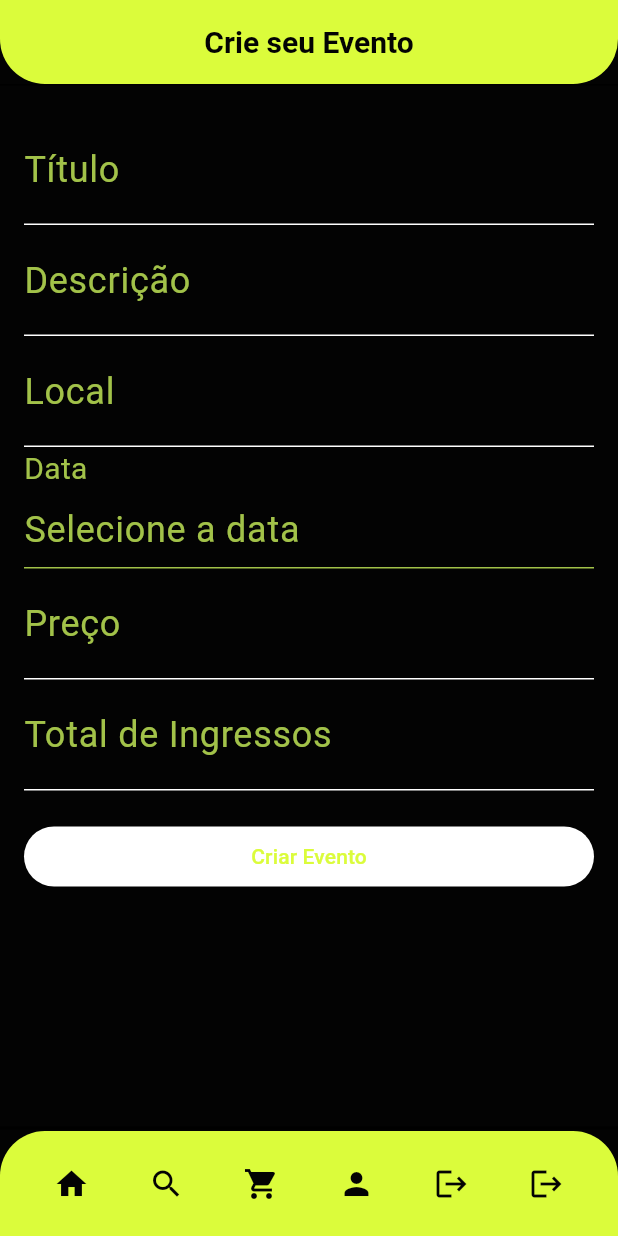
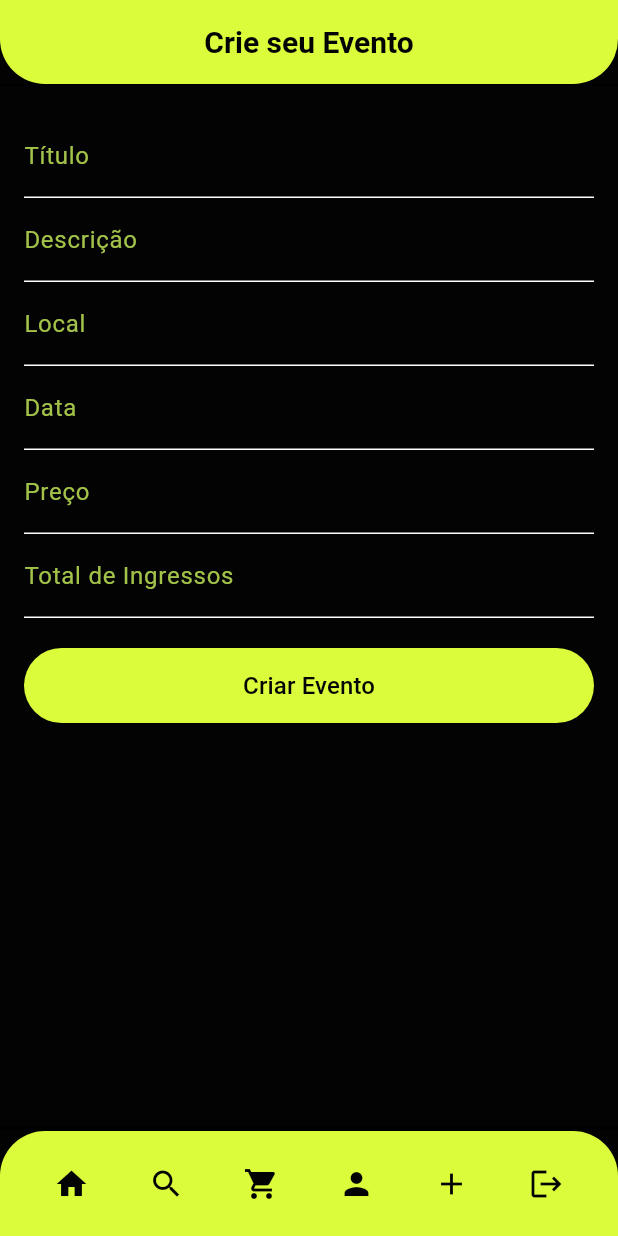
Before and after one commit to tiagojordao/Tickets4Devs, a Flutter app: the CreateEventPage screen opened by its route, on a phone screen of 412 x 824 dp. Run offline on Flutter 3.47's test engine with Material 3 defaults, Android fonts, the phone set to English and light mode, and no system bars; our stand-ins replace go_router.

Commit message:
tamanho letras

```diff
--- a/lib/screens/CreateEventPage.dart
+++ b/lib/screens/CreateEventPage.dart
@@ -111,11 +111,15 @@ class _CreateEventPageState extends State<CreateEventPage> {
               TextFormField(
                 controller: _titleController,
                 style: const TextStyle(
-                    color: Color.fromRGBO(162, 194, 73, 1)), // Cor do texto
-                decoration: InputDecoration(
+                  color: Color.fromRGBO(162, 194, 73, 1),
+                  fontSize: 16, // Tamanho da fonte do texto
+                ),
+                decoration: const InputDecoration(
                   labelText: 'Título',
-                  labelStyle: const TextStyle(
-                      color: Color.fromRGBO(162, 194, 73, 1)), // Cor do label
+                  labelStyle: TextStyle(
+                    color: Color.fromRGBO(162, 194, 73, 1),
+                    fontSize: 16, // Tamanho da fonte do label
+                  ),
                 ),
                 validator: (value) {
                   if (value == null || value.isEmpty) {
@@ -129,11 +133,15 @@ class _CreateEventPageState extends State<CreateEventPage> {
               TextFormField(
                 controller: _descriptionController,
                 style: const TextStyle(
-                    color: Color.fromRGBO(162, 194, 73, 1)), // Cor do texto
-                decoration: InputDecoration(
+                  color: Color.fromRGBO(162, 194, 73, 1),
+                  fontSize: 16,
+                ),
+                decoration: const InputDecoration(
                   labelText: 'Descrição',
-                  labelStyle: const TextStyle(
-                      color: Color.fromRGBO(162, 194, 73, 1)), // Cor do label
+                  labelStyle: TextStyle(
+                    color: Color.fromRGBO(162, 194, 73, 1),
+                    fontSize: 16,
+                  ),
                 ),
                 validator: (value) {
                   if (value == null || value.isEmpty) {
@@ -147,11 +155,15 @@ class _CreateEventPageState extends State<CreateEventPage> {
               TextFormField(
                 controller: _localController,
                 style: const TextStyle(
-                    color: Color.fromRGBO(162, 194, 73, 1)), // Cor do texto
-                decoration: InputDecoration(
+                  color: Color.fromRGBO(162, 194, 73, 1),
+                  fontSize: 16,
+                ),
+                decoration: const InputDecoration(
                   labelText: 'Local',
-                  labelStyle: const TextStyle(
-                      color: Color.fromRGBO(162, 194, 73, 1)), // Cor do label
+                  labelStyle: TextStyle(
+                    color: Color.fromRGBO(162, 194, 73, 1),
+                    fontSize: 16,
+                  ),
                 ),
                 validator: (value) {
                   if (value == null || value.isEmpty) {
@@ -165,35 +177,21 @@ class _CreateEventPageState extends State<CreateEventPage> {
               GestureDetector(
                 onTap: () => _pickDate(context),
                 child: AbsorbPointer(
-                  child: Column(
-                    crossAxisAlignment: CrossAxisAlignment.start,
-                    children: [
-                      // Label da Data
-                      Text(
-                        'Data',
+                  child: TextFormField(
                     style: const TextStyle(
-                            color: Color.fromRGBO(
-                                162, 194, 73, 1)), // Cor do label
+                      color: Color.fromRGBO(162, 194, 73, 1),
+                      fontSize: 16,
                     ),
-                      // Campo de entrada da data
-                      TextFormField(
-                        style: const TextStyle(
-                            color: Color.fromRGBO(
-                                162, 194, 73, 1)), // Cor do texto
                     decoration: InputDecoration(
+                      labelText: 'Data',
+                      labelStyle: const TextStyle(
+                        color: Color.fromRGBO(162, 194, 73, 1),
+                        fontSize: 16,
+                      ),
                       hintText: _selectedDate ?? 'Selecione a data',
                       hintStyle: const TextStyle(
-                              color: Color.fromRGBO(
-                                  162, 194, 73, 1)), // Cor do hint
-                          enabledBorder: UnderlineInputBorder(
-                            borderSide: BorderSide(
-                                color: Color.fromRGBO(162, 194, 73,
-                                    1)), // Cor da borda quando habilitado
-                          ),
-                          focusedBorder: UnderlineInputBorder(
-                            borderSide: BorderSide(
-                                color: Color.fromRGBO(162, 194, 73,
-                                    1)), // Cor da borda quando focado
+                        color: Color.fromRGBO(162, 194, 73, 1),
+                        fontSize: 16,
                       ),
                     ),
                     validator: (_) {
@@ -203,8 +201,6 @@ class _CreateEventPageState extends State<CreateEventPage> {
                       return null;
                     },
                   ),
-                    ],
-                  ),
                 ),
               ),
 
@@ -212,11 +208,15 @@ class _CreateEventPageState extends State<CreateEventPage> {
               TextFormField(
                 controller: _priceController,
                 style: const TextStyle(
-                    color: Color.fromRGBO(162, 194, 73, 1)), // Cor do texto
-                decoration: InputDecoration(
+                  color: Color.fromRGBO(162, 194, 73, 1),
+                  fontSize: 16,
+                ),
+                decoration: const InputDecoration(
                   labelText: 'Preço',
-                  labelStyle: const TextStyle(
-                      color: Color.fromRGBO(162, 194, 73, 1)), // Cor do label
+                  labelStyle: TextStyle(
+                    color: Color.fromRGBO(162, 194, 73, 1),
+                    fontSize: 16,
+                  ),
                 ),
                 keyboardType: TextInputType.number,
                 validator: (value) {
@@ -234,11 +234,15 @@ class _CreateEventPageState extends State<CreateEventPage> {
               TextFormField(
                 controller: _ticketsController,
                 style: const TextStyle(
-                    color: Color.fromRGBO(162, 194, 73, 1)), // Cor do texto
-                decoration: InputDecoration(
+                  color: Color.fromRGBO(162, 194, 73, 1),
+                  fontSize: 16,
+                ),
+                decoration: const InputDecoration(
                   labelText: 'Total de Ingressos',
-                  labelStyle: const TextStyle(
-                      color: Color.fromRGBO(162, 194, 73, 1)), // Cor do label
+                  labelStyle: TextStyle(
+                    color: Color.fromRGBO(162, 194, 73, 1),
+                    fontSize: 16,
+                  ),
                 ),
                 keyboardType: TextInputType.number,
                 validator: (value) {
@@ -255,9 +259,20 @@ class _CreateEventPageState extends State<CreateEventPage> {
               const SizedBox(height: 20),
 
               // Botão para salvar o evento
-              ElevatedButton(
-                onPressed: _saveEvent,
-                child: Text('Criar Evento'),
+              SizedBox(
+                width: double.infinity,
+                height: 50,
+                child: ElevatedButton(
+                  style: ElevatedButton.styleFrom(
+                    backgroundColor: Theme.of(context).primaryColor,
+                    foregroundColor: Theme.of(context).scaffoldBackgroundColor,
+                  ),
+                  onPressed: () {},
+                  child: const Text(
+                    'Criar Evento',
+                    style: TextStyle(fontSize: 16),
+                  ),
+                ),
               ),
             ],
           ),
--- a/lib/widgets/BottomNavBar.dart
+++ b/lib/widgets/BottomNavBar.dart
@@ -44,7 +44,7 @@ class BottomNavBar extends StatelessWidget {
                     '/'), /*Temos que alterar para a tela de perfil quando houver*/
               ),
               IconButton(
-                icon: Icon(Icons.logout),
+                icon: Icon(Icons.add),
                 color: Theme.of(context).scaffoldBackgroundColor,
                 onPressed: () => context.go('/create_event'),
               ),
```
Lines whose indentation alone changed are shown as unchanged.
